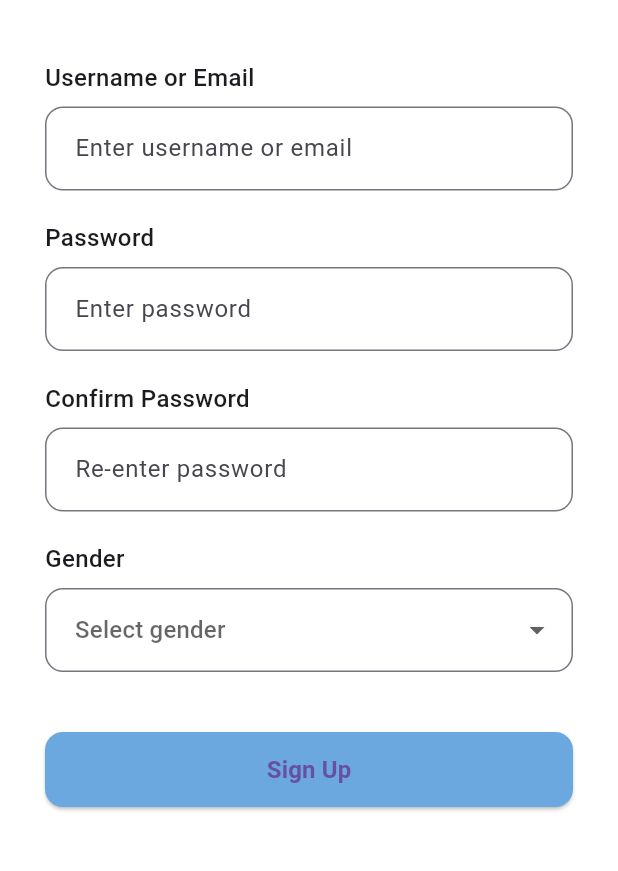
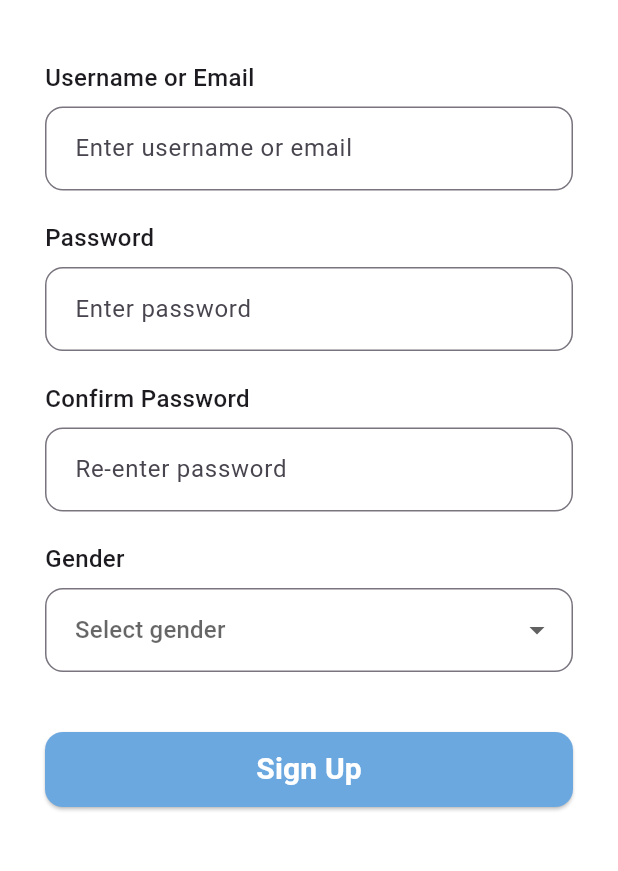
Before and after one commit to Heroicspirit/lofix, a Flutter app: the RegisterScreen screen opened directly, on a phone screen of 412 x 824 dp, the part 249-1120 px from its top. Run offline on Flutter 3.47's test engine with Material 3 defaults, Android fonts, the phone set to English and light mode, and no system bars.

Commit message:
change in fontsize

```diff
--- a/lib/screens/register_screen.dart
+++ b/lib/screens/register_screen.dart
@@ -142,7 +142,7 @@ class _RegisterScreenState extends State<RegisterScreen> {
                 child: const Text(
                   "Sign Up",
                   style:
-                      TextStyle(fontSize: 16, fontWeight: FontWeight.w600),
+                      TextStyle(color: Colors.white,fontSize: 20, fontWeight: FontWeight.w600),
                 ),
               ),
             ),
```
